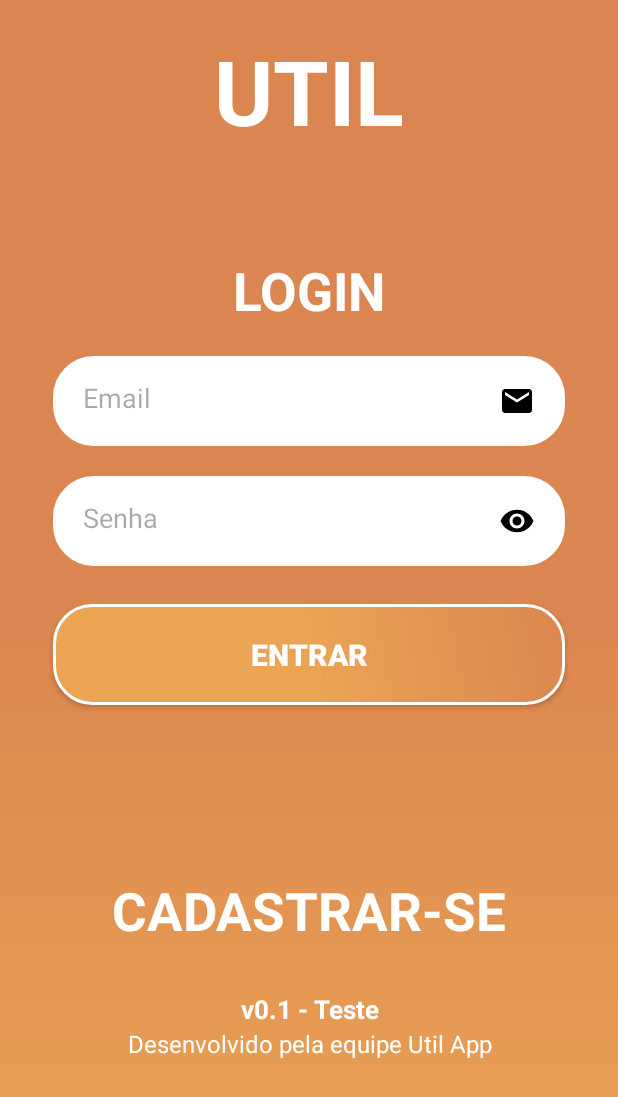
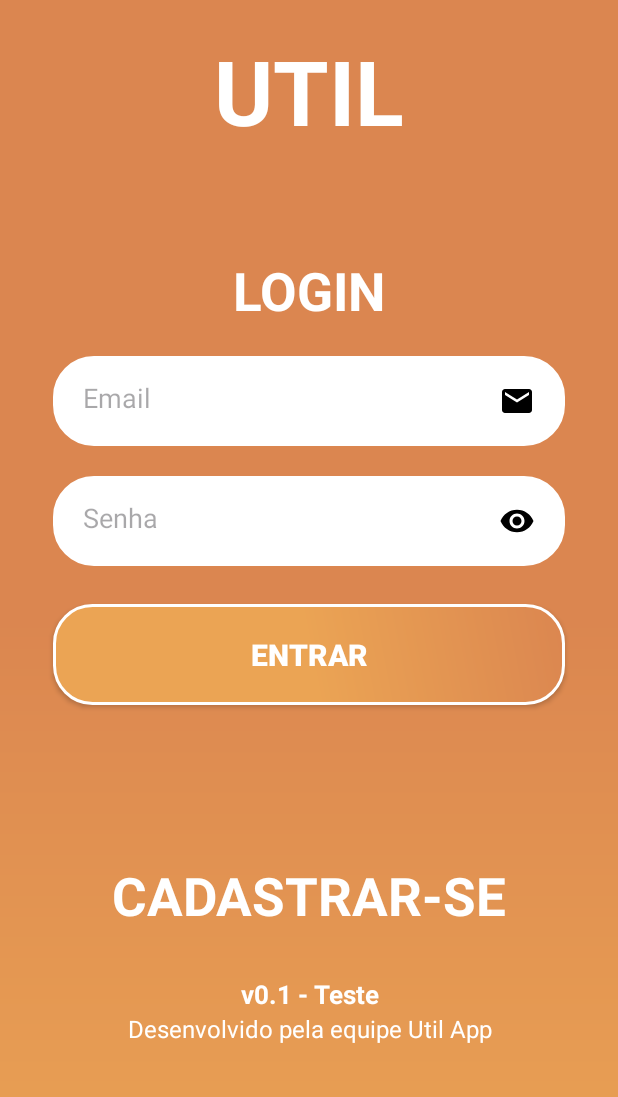
Before and after one commit to DiegoFerreira1/Util_app_ESII, an Android app: the screen it shows after launch (MainLogin), on a phone screen of 412 x 824 dp. Shown: the top 1097 px of the screen. Run offline under Robolectric (Android 15) with nearby library versions, the light colour scheme and no system bars.

Commit message:
Tela de Login Finalizada

```diff
--- a/app/src/main/res/layout/activity_main_login.xml
+++ b/app/src/main/res/layout/activity_main_login.xml
@@ -79,7 +79,7 @@
         app:layout_constraintStart_toStartOf="parent"
         app:layout_constraintEnd_toEndOf="parent"
         app:layout_constraintTop_toBottomOf="@+id/id_button"
-        android:layout_marginTop="30dp"/>
+        android:layout_marginTop="25dp"/>
 
     <TextView
         android:id="@+id/id_text_cadastro"
@@ -93,7 +93,7 @@
         app:layout_constraintStart_toStartOf="parent"
         app:layout_constraintEnd_toEndOf="parent"
         app:layout_constraintTop_toBottomOf="@+id/id_bar"
-        android:layout_marginTop="35dp"
+        android:layout_marginTop="30dp"
         />
     <TextView
         android:id="@+id/id_text_versao_login"
```
